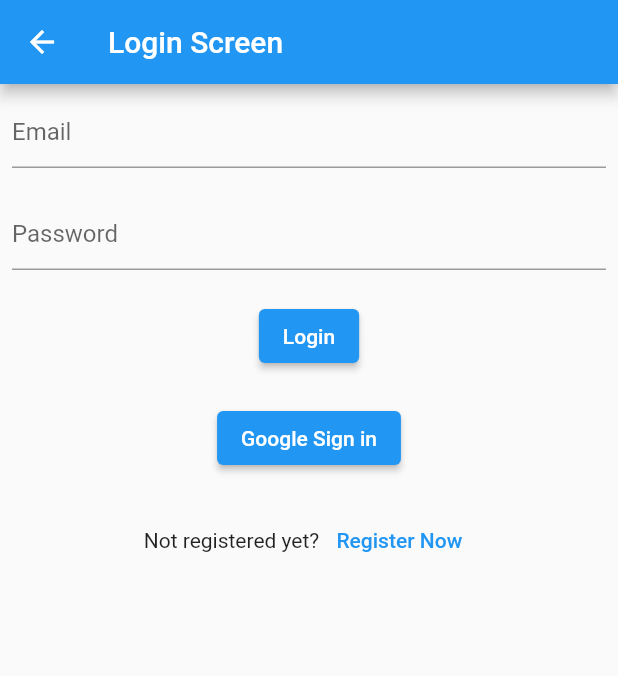
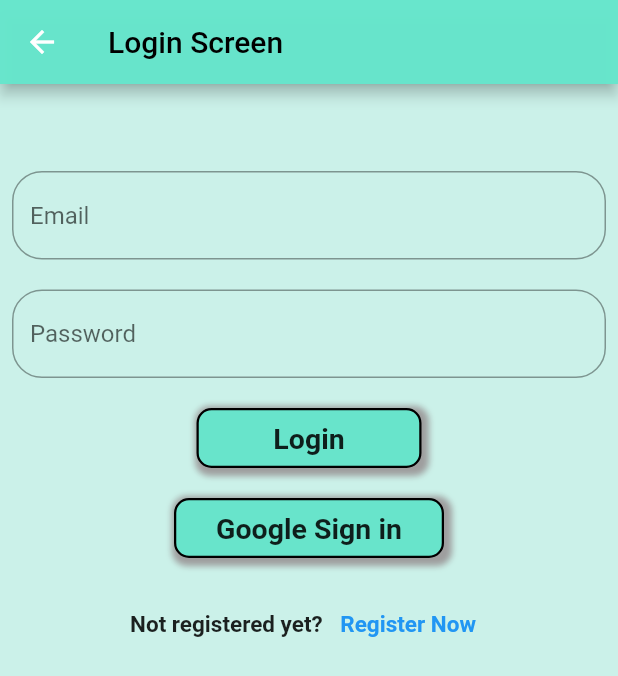
Before and after one commit to atifkhan77/TodoApp, a Flutter app: the screen it shows after launch, after a tap on "Get Started", on a phone screen of 412 x 824 dp. Shown: the top 676 px of the screen. Run offline on Flutter 3.47's test engine with Material 2 defaults, Android fonts, the phone set to English and light mode, and no system bars; our stand-ins replace cloud_firestore, file_picker, firebase_auth, firebase_core, firebase_storage, fluttertoast and 1 more; missing offline and left inert: ndialog; accounts and stored records are empty.

Commit message:
changing UI of Login Screen

```diff
--- a/lib/Screens/login_screen.dart
+++ b/lib/Screens/login_screen.dart
@@ -3,6 +3,7 @@
 import 'package:fluttertoast/fluttertoast.dart';
 import 'package:todo_app/Screens/signup_screen.dart';
 import 'package:todo_app/Screens/todo_screen.dart';
+import 'package:todo_app/Widgets/button.dart';
 import 'Auth/Auth.dart';
 
 class LoginScreen extends StatefulWidget {
@@ -34,6 +35,7 @@
         msg: 'Invalid email or password. Please try again.',
       );
     } else {
+      // ignore: use_build_context_synchronously
       Navigator.of(context).pushReplacement(
         MaterialPageRoute(
           builder: (context) => ToDoScreen(
@@ -55,17 +57,28 @@
   @override
   Widget build(BuildContext context) {
     return Scaffold(
+      backgroundColor: const Color.fromRGBO(201, 240, 232, 0.973),
       appBar: AppBar(
-        title: const Text('Login Screen'),
+        backgroundColor: const Color.fromARGB(248, 102, 230, 204),
+        title: const Text(
+          'Login Screen',
+          style: TextStyle(color: Colors.black),
+        ),
       ),
       body: Center(
         child: Padding(
           padding: const EdgeInsets.all(8.0),
           child: Column(
             children: [
+              const SizedBox(height: 50),
               TextField(
                 controller: _emailController,
-                decoration: const InputDecoration(hintText: 'Email'),
+                decoration: InputDecoration(
+                  hintText: 'Email',
+                  border: OutlineInputBorder(
+                    borderRadius: BorderRadius.circular(20),
+                  ),
+                ),
               ),
               const SizedBox(
                 height: 20,
@@ -73,23 +86,36 @@
               TextField(
                 controller: _passwordController,
                 obscureText: true,
-                decoration: const InputDecoration(hintText: 'Password'),
+                decoration: InputDecoration(
+                  hintText: 'Password',
+                  border: OutlineInputBorder(
+                    borderRadius: BorderRadius.circular(20),
+                  ),
+                ),
               ),
               const SizedBox(
                 height: 20,
               ),
-              ElevatedButton(
-                onPressed: _handleLogin,
-                child: const Text('Login'),
+              InkWell(
+                onTap: _handleLogin,
+                child: const CustomButton(
+                  height: 40,
+                  width: 150,
+                  text: "Login",
+                ),
               ),
               const SizedBox(
                 height: 20,
               ),
-              ElevatedButton(
-                onPressed: () async {
+              InkWell(
+                onTap: () async {
                   await Auth.signInWithGoogle();
                 },
-                child: const Text('Google Sign in'),
+                child: const CustomButton(
+                  height: 40,
+                  width: 180,
+                  text: 'Google Sign in',
+                ),
               ),
               const SizedBox(
                 height: 20,
@@ -97,10 +123,17 @@
               Row(
                 mainAxisAlignment: MainAxisAlignment.center,
                 children: [
-                  const Text('Not registered yet? '),
+                  const Text(
+                    'Not registered yet? ',
+                    style: TextStyle(fontWeight: FontWeight.bold, fontSize: 15),
+                  ),
                   TextButton(
                     onPressed: _handleRegistration,
-                    child: const Text('Register Now'),
+                    child: const Text(
+                      'Register Now',
+                      style:
+                          TextStyle(fontWeight: FontWeight.bold, fontSize: 15),
+                    ),
                   ),
                 ],
               ),
--- a/lib/Screens/splash.dart
+++ b/lib/Screens/splash.dart
@@ -1,5 +1,6 @@
 import 'package:flutter/material.dart';
 import 'package:todo_app/Screens/login_screen.dart';
+import 'package:todo_app/Widgets/button.dart';
 
 class SplashScreen extends StatelessWidget {
   const SplashScreen({Key? key}) : super(key: key);
@@ -76,33 +77,35 @@
                       ),
                     );
                   },
-                child: Container(
-                  width: 350,
-                  height: 50,
-                  decoration: BoxDecoration(
-                    color: const Color.fromARGB(248, 102, 230, 204),
-                    border: Border.all(width: 1.5, color: Colors.black),
-                    borderRadius: BorderRadius.circular(10),
-                    boxShadow: const [
-                      BoxShadow(
-                        color: Colors.grey,
-                        blurRadius: 3.0,
-                        spreadRadius: 3.0,
-                        offset: Offset(
-                          2.0,
-                          2.0,
-                        ),
-                      ),
-                    ],
-                  ),
-                  child: const Center(
-                    child: Text(
-                      'Get Started',
-                      style:
-                          TextStyle(fontSize: 19, fontWeight: FontWeight.bold),
-                    ),
-                  ),
-                ),
+                  child: const CustomButton(
+                      height: 50, width: 350, text: "Get Started")
+                  // Container(
+                  //   width: 350,
+                  //   height: 50,
+                  //   decoration: BoxDecoration(
+                  //     color: const Color.fromARGB(248, 102, 230, 204),
+                  //     border: Border.all(width: 1.5, color: Colors.black),
+                  //     borderRadius: BorderRadius.circular(10),
+                  //     boxShadow: const [
+                  //       BoxShadow(
+                  //         color: Colors.grey,
+                  //         blurRadius: 3.0,
+                  //         spreadRadius: 3.0,
+                  //         offset: Offset(
+                  //           2.0,
+                  //           2.0,
+                  //         ),
+                  //       ),
+                  //     ],
+                  //   ),
+                  //   child: const Center(
+                  //     child: Text(
+                  //       'Get Started',
+                  //       style:
+                  //           TextStyle(fontSize: 19, fontWeight: FontWeight.bold),
+                  //     ),
+                  //   ),
+                  // ),
                   ),
             ],
           ),
--- /dev/null
+++ b/lib/Widgets/button.dart
@@ -0,0 +1,44 @@
+import 'package:flutter/material.dart';
+
+class CustomButton extends StatelessWidget {
+  final double width;
+  final double height;
+  final String text;
+
+  const CustomButton({
+    Key? key,
+    required this.width,
+    required this.height,
+    required this.text,
+  }) : super(key: key);
+
+  @override
+  Widget build(BuildContext context) {
+    return Container(
+      width: width,
+      height: height,
+      decoration: BoxDecoration(
+        color: const Color.fromARGB(248, 102, 230, 204),
+        border: Border.all(width: 1.5, color: Colors.black),
+        borderRadius: BorderRadius.circular(10),
+        boxShadow: const [
+          BoxShadow(
+            color: Colors.grey,
+            blurRadius: 3.0,
+            spreadRadius: 3.0,
+            offset: Offset(
+              2.0,
+              2.0,
+            ),
+          ),
+        ],
+      ),
+      child: Center(
+        child: Text(
+          text, // Use the 'text' parameter here
+          style: const TextStyle(fontSize: 19, fontWeight: FontWeight.bold),
+        ),
+      ),
+    );
+  }
+}
```
Lines whose indentation alone changed are shown as unchanged.
